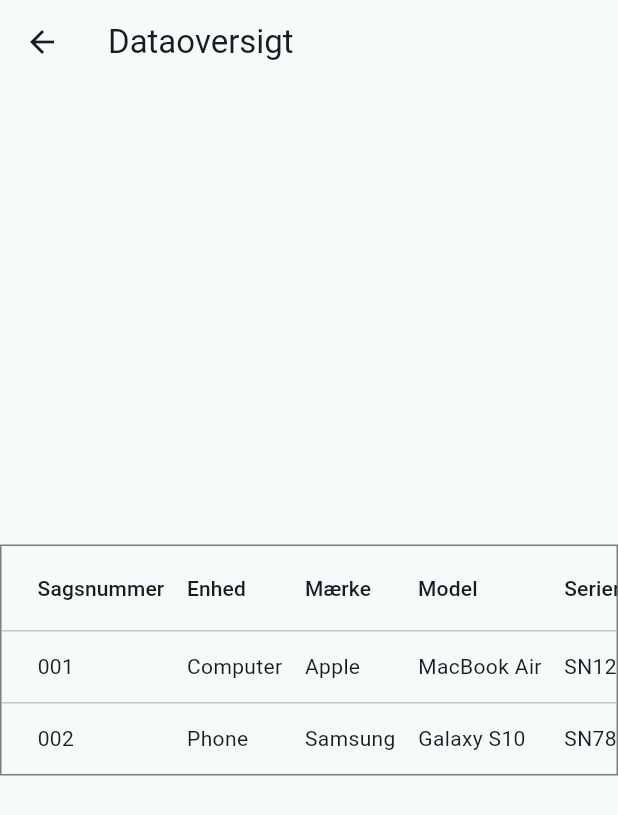
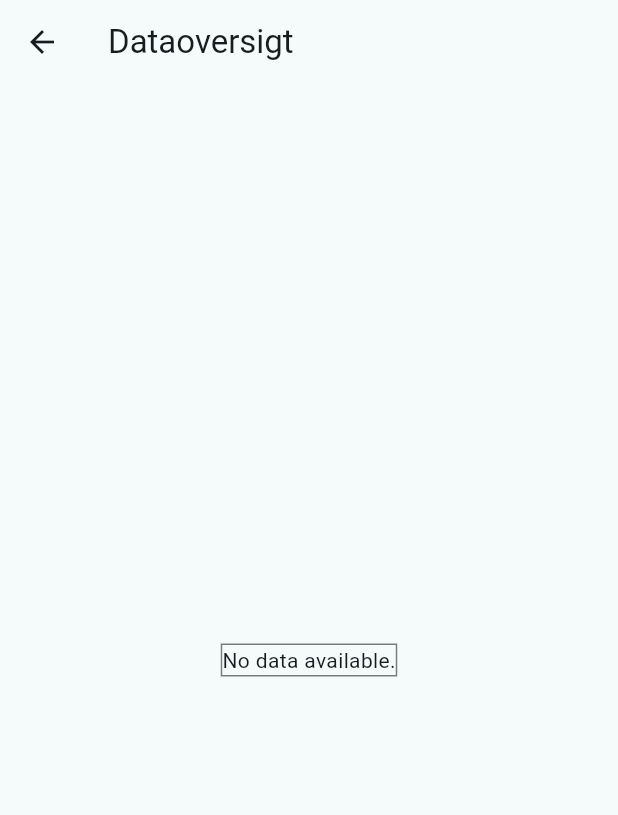
Before and after one commit to abeldenius/psd_db, a Flutter app: the screen it shows after launch, in the side drawer, after a tap on "Dataoversigt", on a phone screen of 412 x 824 dp. Shown: the top 815 px of the screen. Run offline on Flutter 3.47's test engine with Material 2 defaults, Android fonts, the light colour scheme and no system bars; Roboto replaces fonts that are missing (IBM).

Commit message:
Testing fetch and ingestion of data into datatable

```diff
--- a/lib/data_overview.dart
+++ b/lib/data_overview.dart
@@ -4,7 +4,7 @@
 
 Future<List<Map<String, dynamic>>> fetchData() async {
   final response = await http.get(
-    Uri.parse('http://127.0.0.1:8000/receive_texts/'),
+    Uri.parse('http://127.0.0.1:8000/fetch/'),
     headers: {'Content-Type': 'application/json'},
   );
 
@@ -19,9 +19,16 @@
   }
 }
 
-class DataOverviewPage extends StatelessWidget {
-  const DataOverviewPage({super.key});
 
+class DataOverviewPage extends StatefulWidget {
+  const DataOverviewPage({Key? key}) : super(key: key);
+
+
+  @override
+  _DataOverviewPageState createState() => _DataOverviewPageState();
+}
+
+class _DataOverviewPageState extends State<DataOverviewPage> {
   @override
   Widget build(BuildContext context) {
     return Scaffold(
@@ -31,13 +38,57 @@
       body: Center(
         child: Container(
           decoration: BoxDecoration(
-              border: Border.all(color: Colors.black.withOpacity(0.5))),
+            border: Border.all(color: Colors.black.withOpacity(0.5)),
+          ),
           child: SingleChildScrollView(
             scrollDirection: Axis.horizontal,
-            child: DataTable(
-              columnSpacing: 15,
-              columns: const <DataColumn>[
-                DataColumn(label: Text('Sagsnummer')),
+            child: FutureBuilder<List<Map<String, dynamic>>>(
+              // Replace this with your data fetching logic
+              // future: fetchData(),
+              builder: (context, snapshot) {
+                if (snapshot.connectionState == ConnectionState.waiting) {
+                  return CircularProgressIndicator();
+                } else if (snapshot.hasError) {
+                  return Text('Error: ${snapshot.error}');
+                } else if (!snapshot.hasData || snapshot.data.isEmpty) {
+                  return Text('No data available.');
+                } else {
+                  final data = snapshot.data!; // Assuming data is a list of dictionaries
+
+                  return DataTable(
+                    columnSpacing: 15,
+                    columns: data.isNotEmpty
+                        ? data[0].keys.map<DataColumn>((String key) {
+                            return DataColumn(label: Text(key));
+                          }).toList()
+                        : const [],
+                    rows: data.map<DataRow>((Map<String, dynamic> rowData) {
+                      return DataRow(
+                        cells: rowData.keys.map<DataCell>((String key) {
+                          return DataCell(Text(rowData[key].toString()));
+                        }).toList(),
+                      );
+                    }).toList(),
+                  );
+                }
+              },
+            ),
+          ),
+        ),
+      ),
+    );
+  }
+}
+
+
+
+
+
+
+
+
+
+          DataColumn(label: Text('Sagsnummer')),
                 DataColumn(label: Text('Enhed')),
                 DataColumn(label: Text('Mærke')),
                 DataColumn(label: Text('Model')),
@@ -52,49 +103,3 @@
                 DataColumn(label: Text('Størrelse')),
                 DataColumn(label: Text('Lokation')),
               ],
-              rows: <DataRow>[
-                DataRow(
-                  cells: <DataCell>[
-                    DataCell(Text('001')),
-                    DataCell(Text('Computer')),
-                    DataCell(Text('Apple')),
-                    DataCell(Text('MacBook Air')),
-                    DataCell(Text('SN123456')),
-                    DataCell(Text('ID001')),
-                    DataCell(Text('Alice')),
-                    DataCell(Text('Bob')),
-                    DataCell(Text('No issues')),
-                    DataCell(Text('12:00')),
-                    DataCell(Text('alice@email.com')),
-                    DataCell(Text('****')),
-                    DataCell(Text('Medium')),
-                    DataCell(Text('Shelf 1')),
-                  ],
-                ),
-                DataRow(
-                  cells: <DataCell>[
-                    DataCell(Text('002')),
-                    DataCell(Text('Phone')),
-                    DataCell(Text('Samsung')),
-                    DataCell(Text('Galaxy S10')),
-                    DataCell(Text('SN789012')),
-                    DataCell(Text('ID002')),
-                    DataCell(Text('Charlie')),
-                    DataCell(Text('David')),
-                    DataCell(Text('Needs repair')),
-                    DataCell(Text('1:00')),
-                    DataCell(Text('charlie@email.com')),
-                    DataCell(Text('****')),
-                    DataCell(Text('Small')),
-                    const DataCell(Text('Shelf 2')),
-                  ],
-                ),
-                // Add more rows here
-              ],
-            ),
-          ),
-        ),
-      ),
-    );
-  }
-}
```
